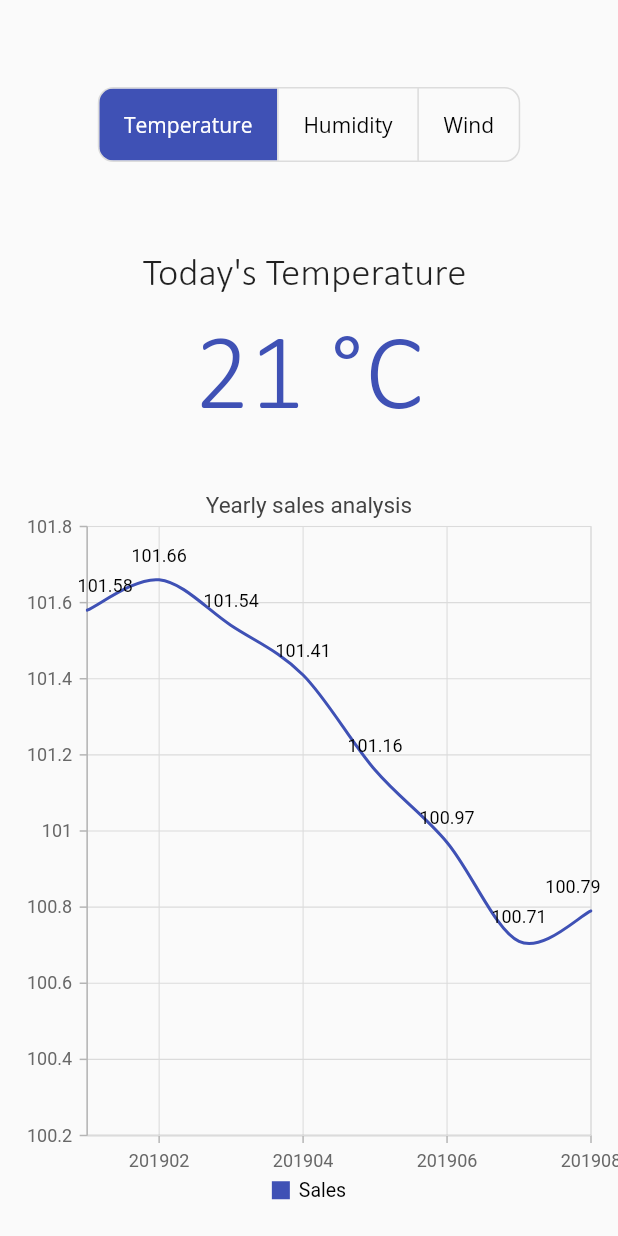
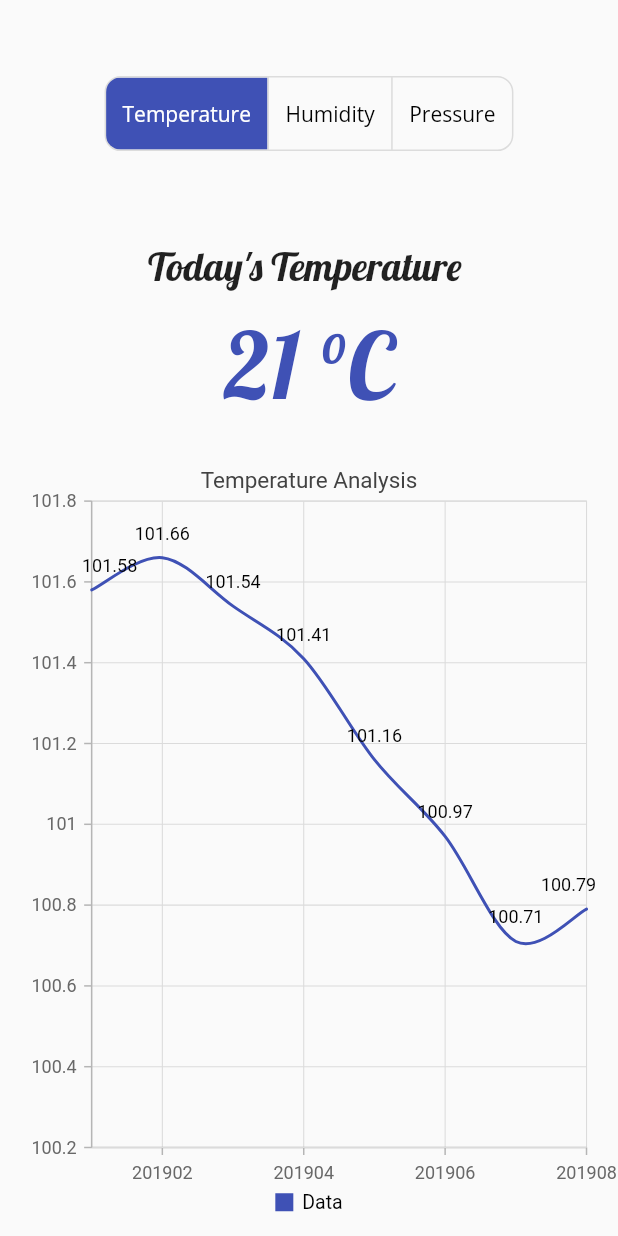
Before and after one commit to Amira-Ezz-149/my_sunshine, a Flutter app: the MoreScreen screen opened directly, on a phone screen of 412 x 824 dp. Run offline on Flutter 3.47's test engine with Material 2 defaults, Android fonts, the phone set to English and light mode, and no system bars; our stand-ins replace fl_chart, flutter_screenutil, geolocator, syncfusion_flutter_charts.

Commit message:
last update

```diff
--- a/lib/constants.dart
+++ b/lib/constants.dart
@@ -3,7 +3,7 @@ import 'package:flutter_screenutil/flutter_screenutil.dart';
 
 List<Widget> toggleTextList = [
   Padding(
-    padding: EdgeInsets.symmetric(horizontal: 15.w),
+    padding: EdgeInsets.symmetric(horizontal: 8.w),
     child: Text(
       'Temperature',
       textAlign: TextAlign.center,
@@ -11,7 +11,7 @@ List<Widget> toggleTextList = [
     ),
   ),
   Padding(
-    padding: EdgeInsets.symmetric(horizontal: 15.w),
+    padding: EdgeInsets.symmetric(horizontal: 8.w),
     child: Text(
       'Humidity',
       textAlign: TextAlign.center,
@@ -19,15 +19,15 @@ List<Widget> toggleTextList = [
     ),
   ),
   Padding(
-    padding: EdgeInsets.symmetric(horizontal: 15.w),
+    padding: EdgeInsets.symmetric(horizontal: 8.w),
     child: Text(
-      'Wind',
+      'Pressure',
       textAlign: TextAlign.center,
       style: TextStyle(fontSize: 14.0, fontFamily: 'OpenSans'),
     ),
   ),
   Padding(
-    padding: EdgeInsets.symmetric(horizontal: 15.w),
+    padding: EdgeInsets.symmetric(horizontal: 8.w),
     child: Text(
       'Cloud',
       textAlign: TextAlign.center,
@@ -37,7 +37,7 @@ List<Widget> toggleTextList = [
 ];
 List<Widget> toggleTextListWithoutCloud = [
   Padding(
-    padding: EdgeInsets.symmetric(horizontal: 15.w),
+    padding: EdgeInsets.symmetric(horizontal: 10.w),
     child: Text(
       'Temperature',
       textAlign: TextAlign.center,
@@ -45,7 +45,7 @@ List<Widget> toggleTextListWithoutCloud = [
     ),
   ),
   Padding(
-    padding: EdgeInsets.symmetric(horizontal: 15.w),
+    padding: EdgeInsets.symmetric(horizontal: 10.w),
     child: Text(
       'Humidity',
       textAlign: TextAlign.center,
@@ -53,9 +53,9 @@ List<Widget> toggleTextListWithoutCloud = [
     ),
   ),
   Padding(
-    padding: EdgeInsets.symmetric(horizontal: 15.w),
+    padding: EdgeInsets.symmetric(horizontal: 10.w),
     child: Text(
-      'Wind',
+      'Pressure',
       textAlign: TextAlign.center,
       style: TextStyle(fontSize: 14.0, fontFamily: 'OpenSans'),
     ),
--- a/lib/screens/more_screen.dart
+++ b/lib/screens/more_screen.dart
@@ -1,8 +1,8 @@
 import 'package:flutter/material.dart';
+import 'package:flutter_screenutil/flutter_screenutil.dart';
 import 'package:my_sunshine/tools/toggle_buttons_provider.dart';
 import 'package:my_sunshine/widgets/line_chart.dart';
 import 'package:provider/provider.dart';
-import 'package:my_sunshine/widgets/chart_widget.dart';
 
 import '../constants.dart';
 
@@ -17,13 +17,13 @@ class _MoreScreenState extends State<MoreScreen> {
     return Scaffold(
       body: SafeArea(
         child: Padding(
-          padding: const EdgeInsets.all(8.0),
+          padding: EdgeInsets.symmetric(horizontal: 10.w),
           child: Container(
             child: Consumer<ToggleButtonsProvider>(
               builder: (context, value, child) => Column(
                 children: [
                   SizedBox(
-                    height: 50.0,
+                    height: 50.0.h,
                   ),
                   Center(
                     child: ToggleButtons(
@@ -34,9 +34,9 @@ class _MoreScreenState extends State<MoreScreen> {
                       fillColor: basicColor,
                       selectedColor: Colors.white,
                       textStyle: TextStyle(
-                        fontSize: 18.0,
+                        fontSize: 18.0.sp,
                       ),
-                      borderRadius: BorderRadius.circular(10.0),
+                      borderRadius: BorderRadius.circular(10.0.r),
                       splashColor: basicColor,
                       children: (value.visible == false
                           ? toggleTextListWithoutCloud
@@ -47,20 +47,20 @@ class _MoreScreenState extends State<MoreScreen> {
                     ),
                   ),
                   SizedBox(
-                    height: 60.0,
+                    height: 60.0.h,
                   ),
                   Text('Today\'s Temperature ',
-                      style: TextStyle(fontSize: 26.0, fontFamily: 'Calibri')),
+                      style: TextStyle(fontSize: 26.0, fontFamily: 'Lobster')),
                   SizedBox(
-                    height: 10.0,
+                    height: 10.0.h,
                   ),
                   Text('21 °C',
                       style: TextStyle(
-                          fontSize: 72.0,
-                          fontFamily: 'Calibri',
+                          fontSize: 60.0.sp,
+                          fontFamily: 'Lobster',
                           color: basicColor)),
                   SizedBox(
-                    height: 20.0,
+                    height: 20.0.h,
                   ),
                   Expanded(
                     child: Container(
--- a/lib/widgets/line_chart.dart
+++ b/lib/widgets/line_chart.dart
@@ -1,7 +1,4 @@
-import 'dart:math';
-
 import 'package:flutter/material.dart';
-import 'package:intl/intl.dart';
 import 'package:syncfusion_flutter_charts/charts.dart';
 
 import '../constants.dart';
@@ -23,25 +20,25 @@ class _LineChartState extends State<LineChart> {
     super.initState();
   }
 
-  int leftDiceNumber = 1981;
-  int rightDiceNumber = 37;
-
-  void displayNum() {
-    setState(() {
-      leftDiceNumber = Random().nextInt(40) + 1;
-      rightDiceNumber = Random().nextInt(20) + 1;
-    });
-  }
+  // int leftDiceNumber = 1981;
+  // int rightDiceNumber = 37;
+  //
+  // void displayNum() {
+  //   setState(() {
+  //     leftDiceNumber = Random().nextInt(40) + 1;
+  //     rightDiceNumber = Random().nextInt(20) + 1;
+  //   });
+  // }
 
   @override
   Widget build(BuildContext context) {
     return SfCartesianChart(
-      title: ChartTitle(text: 'Yearly sales analysis'),
+      title: ChartTitle(text: 'Temperature Analysis'),
       legend: Legend(isVisible: true),
       tooltipBehavior: _tooltipBehavior,
       series: <SplineSeries>[
         SplineSeries<SalesData, int>(
-            name: 'Sales',
+            name: 'Data',
             dataSource: _chartData,
             xValueMapper: (SalesData sales, _) => sales.year,
             yValueMapper: (SalesData sales, _) => sales.sales,
```
Also changed, not shown: lib/screens/location_screen.dart (+4 -5 lines), lib/screens/sunshine_screen.dart (+5 -5 lines), pubspec.lock.
